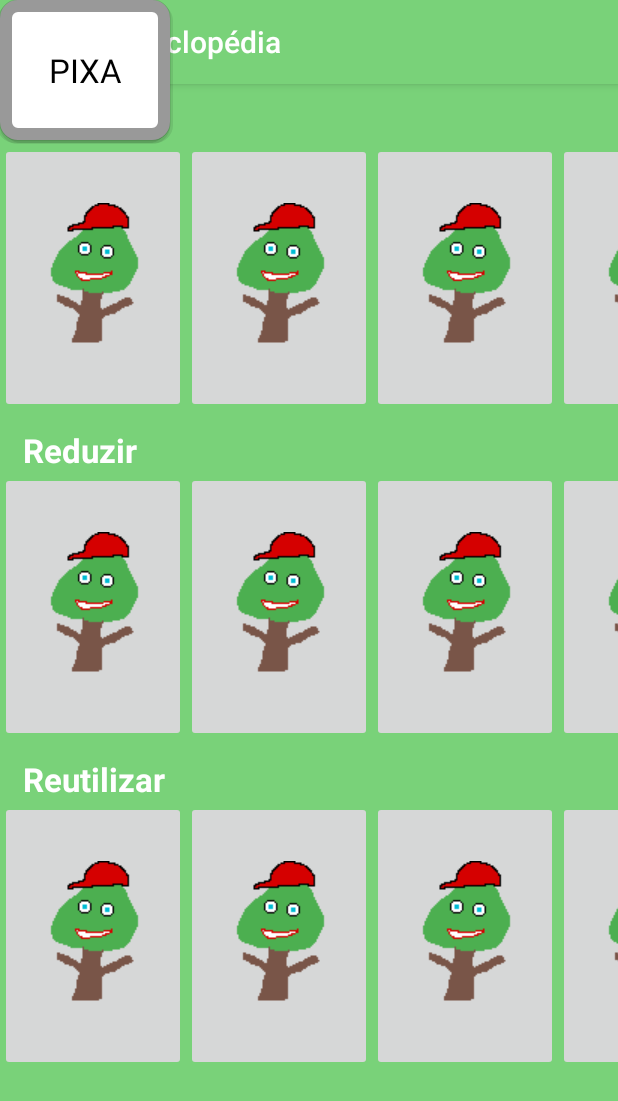
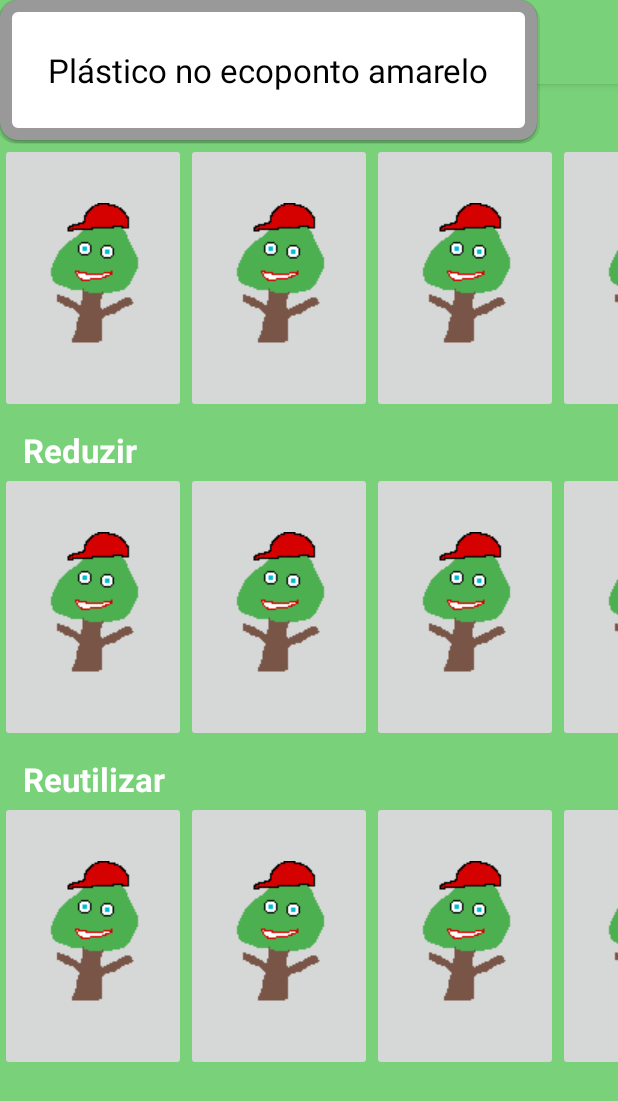
Before and after one commit to alexsn98/GoGreen, an Android app: the EnciclopediaActivity screen opened directly, with no data from a screen before it, after a tap on an icon or button, on a phone screen of 412 x 824 dp. Shown: the top 1101 px of the screen. Run offline under Robolectric (Android 15) with nearby library versions, the phone set to English and light mode, and no system bars.

Commit message:
corrigindo brincadeira dos colegas

```diff
--- a/app/src/main/java/com/example/gogreen/EnciclopediaActivity.java
+++ b/app/src/main/java/com/example/gogreen/EnciclopediaActivity.java
@@ -46,10 +46,10 @@ public class EnciclopediaActivity extends AppCompatActivity {
 
         switch (view.getId()) {
             case R.id.fact1:
-                t.setText("PIXA");
+                t.setText("Plástico no ecoponto amarelo");
                 break;
             case R.id.fact2:
-                t.setText("CONA");
+                t.setText("Papel no ecoponto azul");
                 break;
         }
 
```
